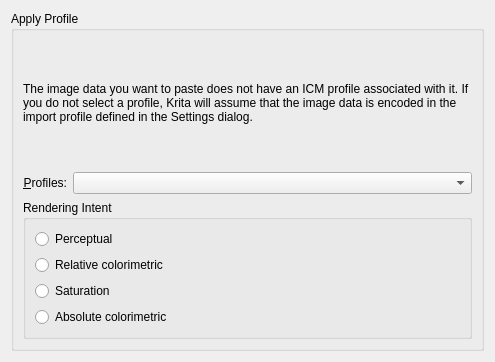
Above: libs/ui/forms/wdgapplyprofile.ui from DR-KD1997/IKriate before the change. Below: the same form after it.
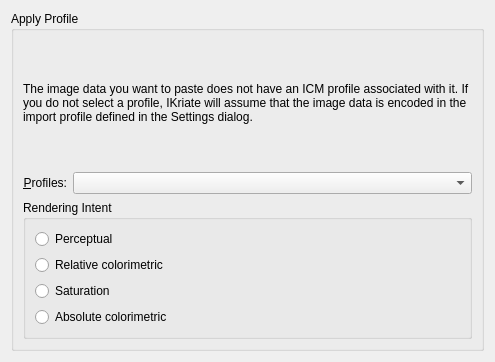
That is the form after the change. Custom widgets are drawn as their Qt base class.

Diff of the .ui file:
```diff
--- a/libs/ui/forms/wdgapplyprofile.ui
+++ b/libs/ui/forms/wdgapplyprofile.ui
@@ -30,7 +30,7 @@
       <item>
        <widget class="QLabel" name="textLabel1">
         <property name="text">
-         <string>The image data you want to paste does not have an ICM profile associated with it. If you do not select a profile, Krita will assume that the image data is encoded in the import profile defined in the Settings dialog.</string>
+         <string>The image data you want to paste does not have an ICM profile associated with it. If you do not select a profile, IKriate will assume that the image data is encoded in the import profile defined in the Settings dialog.</string>
         </property>
         <property name="alignment">
          <set>Qt::AlignLeading|Qt::AlignLeft|Qt::AlignVCenter</set>
```
